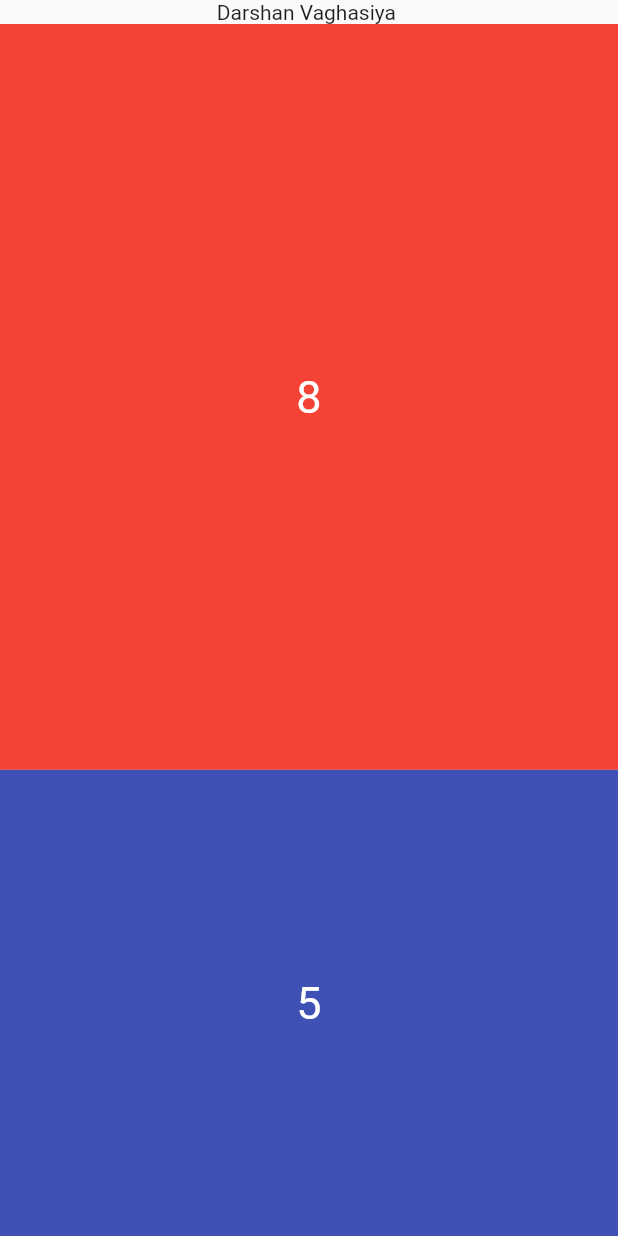
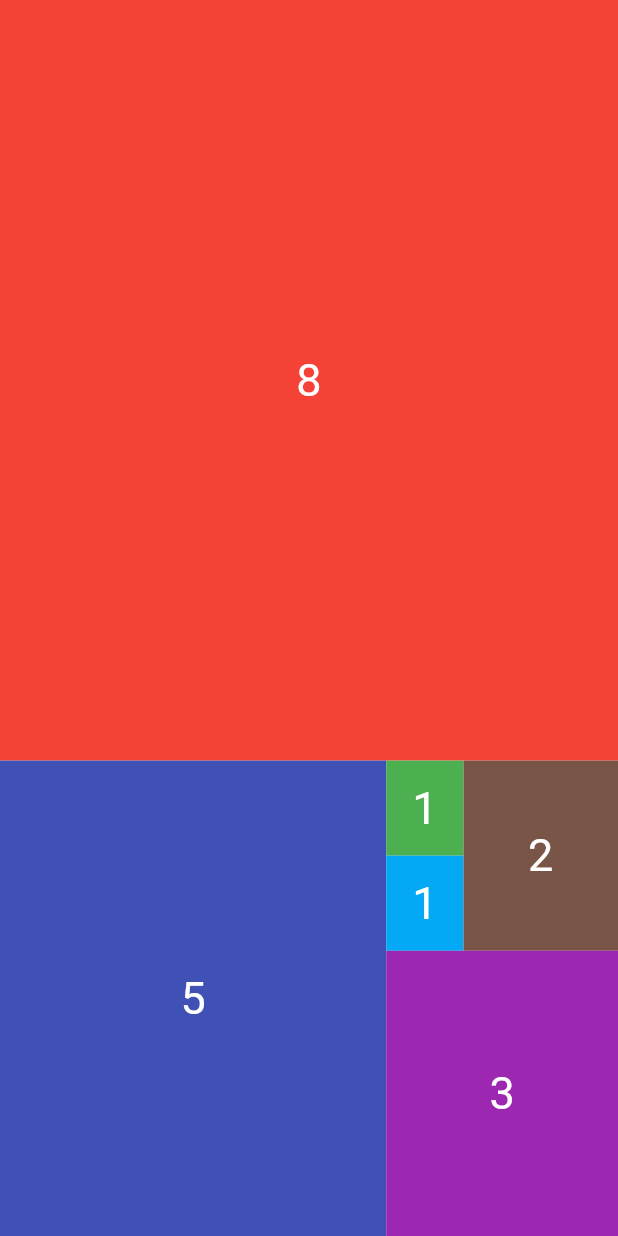
Before and after one commit to Darshan3796/flutter_expanded_01, a Flutter app: the screen it shows after launch, on a phone screen of 412 x 824 dp. Run offline on Flutter 3.47's test engine with Material 2 defaults, Android fonts, the phone set to English and light mode, and no system bars.

Commit message:
row and column expanded completed

```diff
--- a/lib/main.dart
+++ b/lib/main.dart
@@ -15,19 +15,81 @@ class MyApp extends StatelessWidget {
           child: Column(
             children: [
               _customContainer(
-           text: 'Darshan',
-           text1: 'Vaghasiya',
+                number: 8,
+                color: Colors.red,
               ),
               Expanded(
-                    flex:8 ,
+                flex: 5,
+                child: Row(
+                  children: [
+                    _customContainer(
+                      number: 5,
+                      color: Colors.indigo,
+                    ),
+                    Expanded(
+                      flex: 3,
+                      child: Column(
+                       children:[
+                         Expanded(
+                           flex: 2,
+                           child: Row(
+                       children:[
+                         Expanded(
+                           child:Column(
+                           children :[
+                         _customContainer(
+                           number: 1,
+                           color: Colors.green,
+                           ),
+                        _customContainer(
+                          number: 1,
+                          color: Colors.lightBlue,
+                        ),
+                        ],
+                      )
+                         ),
 
+                      _customContainer(
+                        number: 2,
+                        color: Colors.brown,
+                      ),
+                      ],
+                           ),
+                         ),
+                         _customContainer(
+                           number: 3,
+                           color: Colors.purple,
+                         ),
+
+                      ],
+                    ),
+                    ),
+
+                  ],
+                ),
+
+              ),
+            ],
+          ),
+
+        ),
+      ),
+    );
+  }
+}
+Widget _customContainer({
+  required int number,
+  required Color color,
+})
+{
+  return Expanded(
+      flex:number ,
       child: Container(
-                    color: Colors.red,
+        color: color,
 
         constraints: BoxConstraints.expand() ,
-
         child: Center(
-                    child: Text('8',
+          child: Text('${number}',
             style: TextStyle(
                 color: Colors.white,
                 fontSize : 30
@@ -35,37 +97,6 @@ class MyApp extends StatelessWidget {
           ),
         ),
 
-                )),
-          Expanded(
-          flex:5 ,
-          child: Container(
-            color: Colors.indigo,
-
-            constraints: BoxConstraints.expand() ,
-            child: Center(
-              child: Text('5',
-                style: TextStyle(
-                    color: Colors.white,
-                    fontSize : 30
-                ),
-              ),
-            ),
-
-          )),
-        ],
-
-     ),
-      ),
-      ),
-      );
-
-    return const Placeholder();
-  }
-}
-Widget _customContainer({
-  required String text,
-  required String text1}){
-  return Text('${text} ${text1} ');
-
+      ));
 
 }
```
Lines whose indentation alone changed are shown as unchanged.
